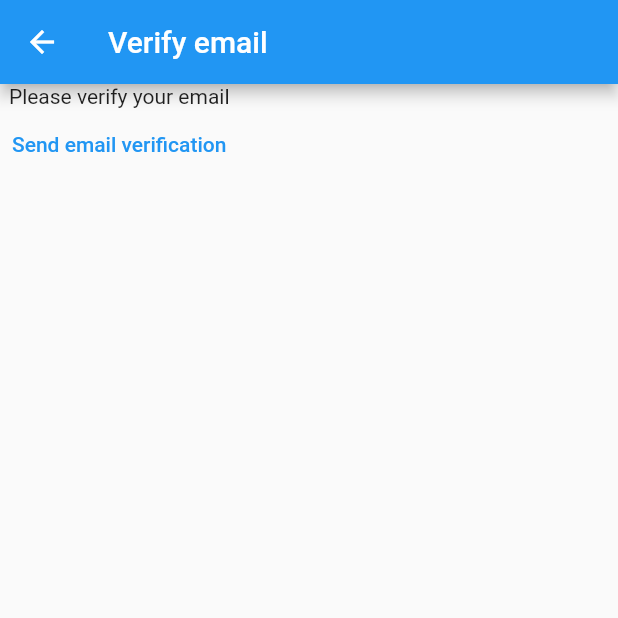
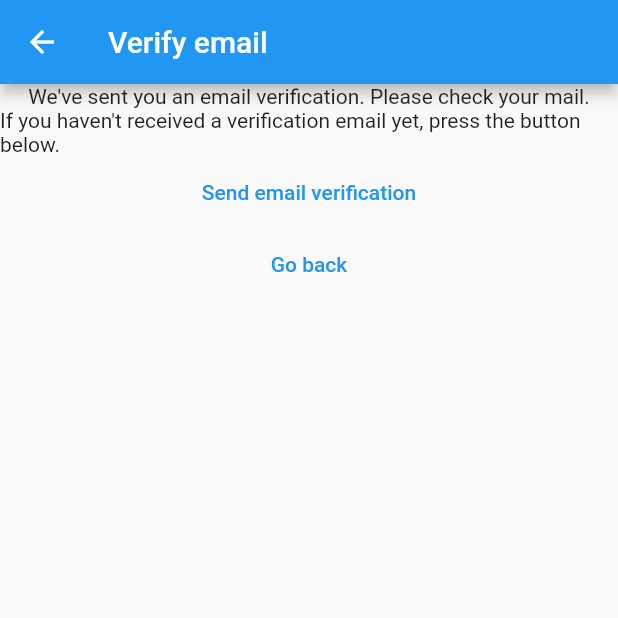
Before and after one commit to tedawf/firebase-notes-app, a Flutter app: the VerifyEmailView screen opened directly, on a phone screen of 412 x 824 dp, the top half of it. Run offline on Flutter 3.47's test engine with Material 2 defaults, Android fonts, the phone set to English and light mode, and no system bars; our stand-ins replace firebase_auth, firebase_core; accounts and stored records are empty.

Commit message:
verify email view

```diff
--- a/lib/constants/routes.dart
+++ b/lib/constants/routes.dart
@@ -1,3 +1,4 @@
 const loginRoute = "/login/";
 const registerRoute = "/register/";
 const notesRoute = "/notes/";
+const verifyEmailRoute = "/verify-email/";
--- a/lib/main.dart
+++ b/lib/main.dart
@@ -21,6 +21,7 @@ void main() {
         loginRoute: (context) => const LoginView(),
         registerRoute: (context) => const RegisterView(),
         notesRoute: (context) => const NotesView(),
+        verifyEmailRoute: (context) => const VerifyEmailView(),
       },
     ),
   );
@@ -43,6 +44,7 @@ class HomePage extends StatelessWidget {
               if (user.emailVerified) {
                 return const NotesView();
               } else {
+                devtools.log(user.toString());
                 return const VerifyEmailView();
               }
             } else {
--- a/lib/views/verify_email_view.dart
+++ b/lib/views/verify_email_view.dart
@@ -1,4 +1,5 @@
 import 'package:firebase_auth/firebase_auth.dart';
+import 'package:firebase_notes_app/constants/routes.dart';
 import 'package:flutter/material.dart';
 import 'dart:developer' as devtools show log;
 
@@ -18,7 +19,10 @@ class _VerifyEmailViewState extends State<VerifyEmailView> {
       ),
       body: Column(
         children: [
-          const Text("Please verify your email"),
+          const Text(
+              "We've sent you an email verification. Please check your mail."),
+          const Text(
+              "If you haven't received a verification email yet, press the button below."),
           TextButton(
             onPressed: () async {
               final user = FirebaseAuth.instance.currentUser;
@@ -26,7 +30,18 @@ class _VerifyEmailViewState extends State<VerifyEmailView> {
               await user?.sendEmailVerification();
             },
             child: const Text("Send email verification"),
-          )
+          ),
+          TextButton(
+            onPressed: () async {
+              await FirebaseAuth.instance.signOut();
+              if (!mounted) return;
+              Navigator.of(context).pushNamedAndRemoveUntil(
+                registerRoute,
+                (route) => false,
+              );
+            },
+            child: const Text("Go back"),
+          ),
         ],
       ),
     );
```
Also changed, not shown: lib/views/register_view.dart (+15 -12 lines).
